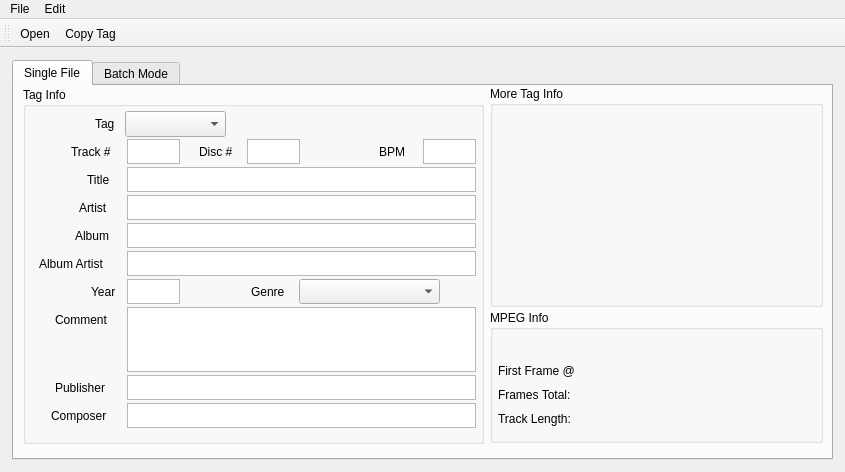
Before: the Qt Designer form window.ui in Odept/mp3_tag_editor, drawn with Qt 5.
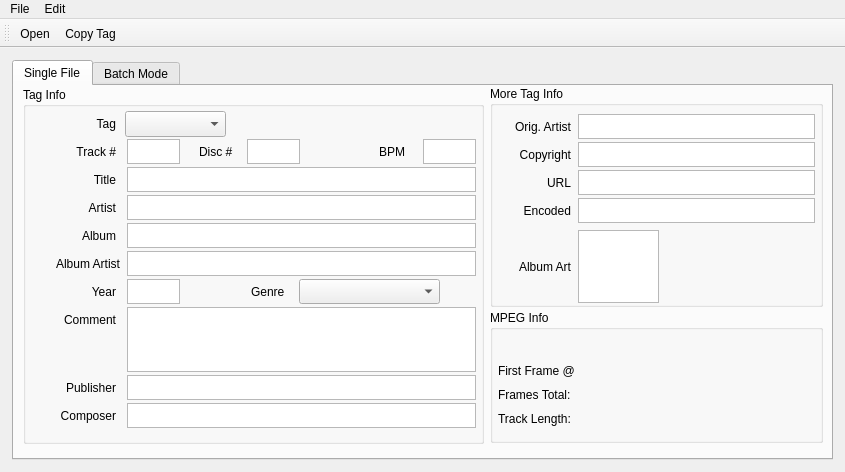
After: the same form once the commit is applied. Custom widgets are drawn as their Qt base class.

Commit message: Change alignment of labels to right-aligned and add new UI elements

What changed in the file:
```diff
--- a/window.ui
+++ b/window.ui
@@ -60,7 +60,7 @@
         <widget class="QLabel" name="labelTrack">
          <property name="geometry">
           <rect>
-           <x>48</x>
+           <x>40</x>
            <y>52</y>
            <width>53</width>
            <height>25</height>
@@ -69,6 +69,9 @@
          <property name="text">
           <string>Track #</string>
          </property>
+         <property name="alignment">
+          <set>Qt::AlignRight|Qt::AlignTrailing|Qt::AlignVCenter</set>
+         </property>
         </widget>
         <widget class="TextEdit" name="editTrack">
          <property name="geometry">
@@ -189,7 +192,7 @@
         <widget class="QLabel" name="labelTitle">
          <property name="geometry">
           <rect>
-           <x>64</x>
+           <x>56</x>
            <y>80</y>
            <width>37</width>
            <height>25</height>
@@ -198,6 +201,9 @@
          <property name="text">
           <string>Title</string>
          </property>
+         <property name="alignment">
+          <set>Qt::AlignRight|Qt::AlignTrailing|Qt::AlignVCenter</set>
+         </property>
         </widget>
         <widget class="TextEdit" name="editTitle">
          <property name="geometry">
@@ -322,7 +328,7 @@
         <widget class="QLabel" name="labelArtist">
          <property name="geometry">
           <rect>
-           <x>56</x>
+           <x>48</x>
            <y>108</y>
            <width>45</width>
            <height>25</height>
@@ -331,11 +337,14 @@
          <property name="text">
           <string>Artist</string>
          </property>
+         <property name="alignment">
+          <set>Qt::AlignRight|Qt::AlignTrailing|Qt::AlignVCenter</set>
+         </property>
         </widget>
         <widget class="QLabel" name="labelAlbum">
          <property name="geometry">
           <rect>
-           <x>52</x>
+           <x>44</x>
            <y>136</y>
            <width>49</width>
            <height>25</height>
@@ -344,11 +353,14 @@
          <property name="text">
           <string>Album</string>
          </property>
+         <property name="alignment">
+          <set>Qt::AlignRight|Qt::AlignTrailing|Qt::AlignVCenter</set>
+         </property>
         </widget>
         <widget class="QLabel" name="labelAArtist">
          <property name="geometry">
           <rect>
-           <x>16</x>
+           <x>8</x>
            <y>164</y>
            <width>89</width>
            <height>25</height>
@@ -357,6 +369,9 @@
          <property name="text">
           <string>Album Artist</string>
          </property>
+         <property name="alignment">
+          <set>Qt::AlignRight|Qt::AlignTrailing|Qt::AlignVCenter</set>
+         </property>
         </widget>
         <widget class="QComboBox" name="comboTag">
          <property name="geometry">
@@ -371,7 +386,7 @@
         <widget class="QLabel" name="labelTag">
          <property name="geometry">
           <rect>
-           <x>72</x>
+           <x>64</x>
            <y>24</y>
            <width>29</width>
            <height>25</height>
@@ -380,11 +395,14 @@
          <property name="text">
           <string>Tag</string>
          </property>
+         <property name="alignment">
+          <set>Qt::AlignRight|Qt::AlignTrailing|Qt::AlignVCenter</set>
+         </property>
         </widget>
         <widget class="QLabel" name="labelYear">
          <property name="geometry">
           <rect>
-           <x>68</x>
+           <x>60</x>
            <y>192</y>
            <width>33</width>
            <height>25</height>
@@ -393,6 +411,9 @@
          <property name="text">
           <string>Year</string>
          </property>
+         <property name="alignment">
+          <set>Qt::AlignRight|Qt::AlignTrailing|Qt::AlignVCenter</set>
+         </property>
         </widget>
         <widget class="TextEdit" name="editYear">
          <property name="geometry">
@@ -483,7 +504,7 @@
         <widget class="QLabel" name="labelComment">
          <property name="geometry">
           <rect>
-           <x>32</x>
+           <x>24</x>
            <y>220</y>
            <width>69</width>
            <height>25</height>
@@ -492,6 +513,9 @@
          <property name="text">
           <string>Comment</string>
          </property>
+         <property name="alignment">
+          <set>Qt::AlignRight|Qt::AlignTrailing|Qt::AlignVCenter</set>
+         </property>
         </widget>
         <widget class="TextEdit" name="editPublisher">
          <property name="geometry">
@@ -526,7 +550,7 @@
         <widget class="QLabel" name="labelPublisher">
          <property name="geometry">
           <rect>
-           <x>32</x>
+           <x>24</x>
            <y>288</y>
            <width>69</width>
            <height>25</height>
@@ -535,6 +559,9 @@
          <property name="text">
           <string>Publisher</string>
          </property>
+         <property name="alignment">
+          <set>Qt::AlignRight|Qt::AlignTrailing|Qt::AlignVCenter</set>
+         </property>
         </widget>
         <widget class="TextEdit" name="editComposer">
          <property name="geometry">
@@ -569,7 +596,7 @@
         <widget class="QLabel" name="labelComposer">
          <property name="geometry">
           <rect>
-           <x>28</x>
+           <x>20</x>
            <y>316</y>
            <width>73</width>
            <height>25</height>
@@ -578,6 +605,9 @@
          <property name="text">
           <string>Composer</string>
          </property>
+         <property name="alignment">
+          <set>Qt::AlignRight|Qt::AlignTrailing|Qt::AlignVCenter</set>
+         </property>
         </widget>
         <widget class="QLabel" name="labelBoxGenre">
          <property name="geometry">
@@ -746,6 +776,216 @@
         <property name="title">
          <string>More Tag Info</string>
         </property>
+        <widget class="QLabel" name="labelCopyright">
+         <property name="geometry">
+          <rect>
+           <x>12</x>
+           <y>56</y>
+           <width>69</width>
+           <height>25</height>
+          </rect>
+         </property>
+         <property name="text">
+          <string>Copyright</string>
+         </property>
+         <property name="alignment">
+          <set>Qt::AlignRight|Qt::AlignTrailing|Qt::AlignVCenter</set>
+         </property>
+        </widget>
+        <widget class="QLabel" name="labelOrigArtist">
+         <property name="geometry">
+          <rect>
+           <x>4</x>
+           <y>28</y>
+           <width>77</width>
+           <height>25</height>
+          </rect>
+         </property>
+         <property name="text">
+          <string>Orig. Artist</string>
+         </property>
+         <property name="alignment">
+          <set>Qt::AlignRight|Qt::AlignTrailing|Qt::AlignVCenter</set>
+         </property>
+        </widget>
+        <widget class="TextEdit" name="editOrigArtist">
+         <property name="geometry">
+          <rect>
+           <x>88</x>
+           <y>28</y>
+           <width>237</width>
+           <height>25</height>
+          </rect>
+         </property>
+         <property name="font">
+          <font>
+           <pointsize>11</pointsize>
+          </font>
+         </property>
+         <property name="inputMethodHints">
+          <set>Qt::ImhNone</set>
+         </property>
+         <property name="verticalScrollBarPolicy">
+          <enum>Qt::ScrollBarAlwaysOff</enum>
+         </property>
+         <property name="horizontalScrollBarPolicy">
+          <enum>Qt::ScrollBarAlwaysOff</enum>
+         </property>
+         <property name="lineWrapMode">
+          <enum>QTextEdit::NoWrap</enum>
+         </property>
+         <property name="placeholderText">
+          <string/>
+         </property>
+        </widget>
+        <widget class="TextEdit" name="editCopyright">
+         <property name="geometry">
+          <rect>
+           <x>88</x>
+           <y>56</y>
+           <width>237</width>
+           <height>25</height>
+          </rect>
+         </property>
+         <property name="font">
+          <font>
+           <pointsize>11</pointsize>
+          </font>
+         </property>
+         <property name="inputMethodHints">
+          <set>Qt::ImhNone</set>
+         </property>
+         <property name="verticalScrollBarPolicy">
+          <enum>Qt::ScrollBarAlwaysOff</enum>
+         </property>
+         <property name="horizontalScrollBarPolicy">
+          <enum>Qt::ScrollBarAlwaysOff</enum>
+         </property>
+         <property name="lineWrapMode">
+          <enum>QTextEdit::NoWrap</enum>
+         </property>
+         <property name="placeholderText">
+          <string/>
+         </property>
+        </widget>
+        <widget class="TextEdit" name="editURL">
+         <property name="geometry">
+          <rect>
+           <x>88</x>
+           <y>84</y>
+           <width>237</width>
+           <height>25</height>
+          </rect>
+         </property>
+         <property name="font">
+          <font>
+           <pointsize>11</pointsize>
+          </font>
+         </property>
+         <property name="inputMethodHints">
+          <set>Qt::ImhNone</set>
+         </property>
+         <property name="verticalScrollBarPolicy">
+          <enum>Qt::ScrollBarAlwaysOff</enum>
+         </property>
+         <property name="horizontalScrollBarPolicy">
+          <enum>Qt::ScrollBarAlwaysOff</enum>
+         </property>
+         <property name="lineWrapMode">
+          <enum>QTextEdit::NoWrap</enum>
+         </property>
+         <property name="placeholderText">
+          <string/>
+         </property>
+        </widget>
+        <widget class="TextEdit" name="editEncoded">
+         <property name="geometry">
+          <rect>
+           <x>88</x>
+           <y>112</y>
+           <width>237</width>
+           <height>25</height>
+          </rect>
+         </property>
+         <property name="font">
+          <font>
+           <pointsize>11</pointsize>
+          </font>
+         </property>
+         <property name="inputMethodHints">
+          <set>Qt::ImhNone</set>
+         </property>
+         <property name="verticalScrollBarPolicy">
+          <enum>Qt::ScrollBarAlwaysOff</enum>
+         </property>
+         <property name="horizontalScrollBarPolicy">
+          <enum>Qt::ScrollBarAlwaysOff</enum>
+         </property>
+         <property name="lineWrapMode">
+          <enum>QTextEdit::NoWrap</enum>
+         </property>
+         <property name="placeholderText">
+          <string/>
+         </property>
+        </widget>
+        <widget class="QLabel" name="labelURL">
+         <property name="geometry">
+          <rect>
+           <x>48</x>
+           <y>84</y>
+           <width>33</width>
+           <height>25</height>
+          </rect>
+         </property>
+         <property name="text">
+          <string>URL</string>
+         </property>
+         <property name="alignment">
+          <set>Qt::AlignRight|Qt::AlignTrailing|Qt::AlignVCenter</set>
+         </property>
+        </widget>
+        <widget class="QLabel" name="labelEncoded">
+         <property name="geometry">
+          <rect>
+           <x>20</x>
+           <y>112</y>
+           <width>61</width>
+           <height>25</height>
+          </rect>
+         </property>
+         <property name="text">
+          <string>Encoded</string>
+         </property>
+         <property name="alignment">
+          <set>Qt::AlignRight|Qt::AlignTrailing|Qt::AlignVCenter</set>
+         </property>
+        </widget>
+        <widget class="QLabel" name="labelArt">
+         <property name="geometry">
+          <rect>
+           <x>8</x>
+           <y>168</y>
+           <width>73</width>
+           <height>25</height>
+          </rect>
+         </property>
+         <property name="text">
+          <string>Album Art</string>
+         </property>
+         <property name="alignment">
+          <set>Qt::AlignRight|Qt::AlignTrailing|Qt::AlignVCenter</set>
+         </property>
+        </widget>
+        <widget class="QGraphicsView" name="graphArt">
+         <property name="geometry">
+          <rect>
+           <x>88</x>
+           <y>144</y>
+           <width>81</width>
+           <height>73</height>
+          </rect>
+         </property>
+        </widget>
        </widget>
       </widget>
       <widget class="QWidget" name="tabBatch">
```
